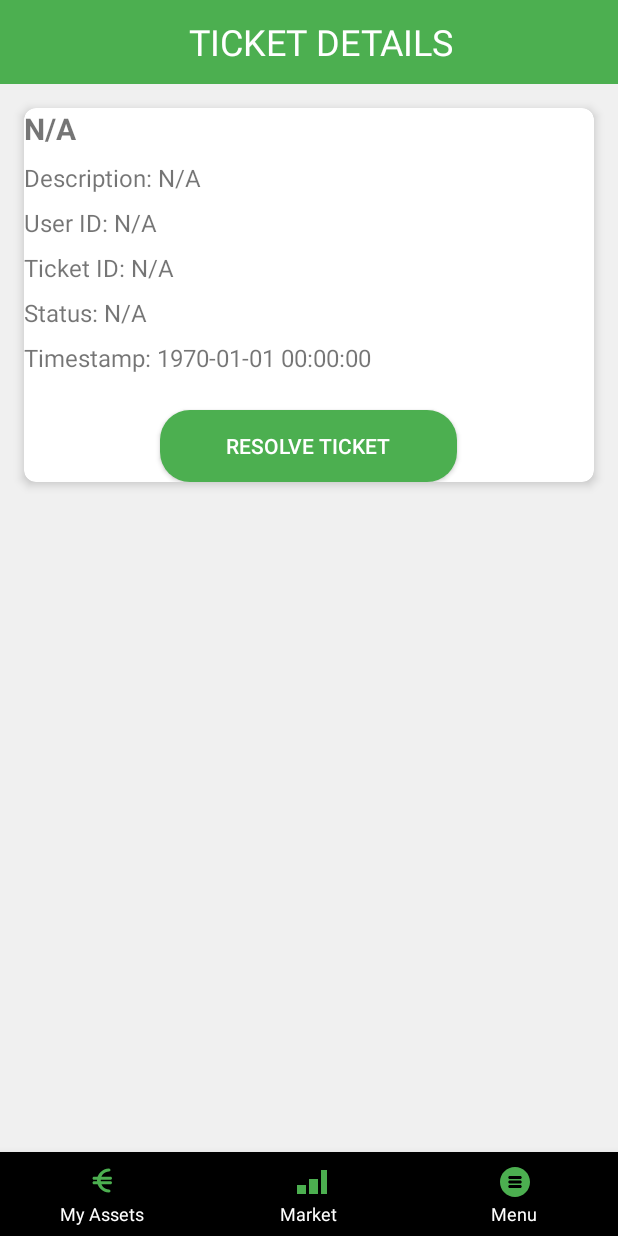
After one commit to Barnabas35/AgenticCorporateTrader, an Android app: the TicketDetailsActivity screen opened directly, with no data from a screen before it, on a phone screen of 412 x 824 dp. The commit adds this screen. Run offline under Robolectric (Android 15) with nearby library versions, the phone set to English and light mode, and no system bars.

Commit message:
Sprint 2 - Ticket and Review page
Ticket and Review detail page woking - not 100% functional yet

```diff
--- /dev/null
+++ b/frontend/android-studio-app/app/src/main/java/com/tradeagently/act_app/TicketDetailsActivity.kt
@@ -0,0 +1,46 @@
+package com.tradeagently.act_app
+
+import android.os.Bundle
+import android.widget.TextView
+import androidx.appcompat.app.AppCompatActivity
+import java.text.SimpleDateFormat
+import java.util.*
+
+class TicketDetailsActivity : AppCompatActivity() {
+
+    override fun onCreate(savedInstanceState: Bundle?) {
+        super.onCreate(savedInstanceState)
+        setContentView(R.layout.activity_ticketdetail)
+
+        // Set up bottom navigation
+        NavigationHelper.setupBottomNavigation(this, R.id.nav_dummy)
+
+        // Find TextViews in the layout
+        val subjectTextView: TextView = findViewById(R.id.subjectTextView)
+        val userIdTextView: TextView = findViewById(R.id.userIdTextView)
+        val descriptionTextView: TextView = findViewById(R.id.descriptionTextView)
+        val statusTextView: TextView = findViewById(R.id.statusTextView)
+        val ticketIdTextView: TextView = findViewById(R.id.ticketIdTextView)
+        val timestampTextView: TextView = findViewById(R.id.timestampTextView)
+
+        // Get data from intent extras
+        val issueSubject = intent.getStringExtra("issue_subject")
+        val userId = intent.getStringExtra("user_id")
+        val issueDescription = intent.getStringExtra("issue_description")
+        val issueStatus = intent.getStringExtra("issue_status")
+        val ticketId = intent.getStringExtra("ticket_id")
+        val unixTimestamp = intent.getLongExtra("unix_timestamp", 0)
+
+        // Convert timestamp to a readable date format
+        val dateFormat = SimpleDateFormat("yyyy-MM-dd HH:mm:ss", Locale.getDefault())
+        val formattedDate = dateFormat.format(Date(unixTimestamp * 1000)) // Convert seconds to milliseconds
+
+        // Set data to TextViews
+        subjectTextView.text = issueSubject ?: "N/A"
+        userIdTextView.text = "User ID: ${userId ?: "N/A"}"
+        descriptionTextView.text = "Description: ${issueDescription ?: "N/A"}"
+        statusTextView.text = "Status: ${issueStatus ?: "N/A"}"
+        ticketIdTextView.text = "Ticket ID: ${ticketId ?: "N/A"}"
+        timestampTextView.text = "Timestamp: $formattedDate"
+    }
+}
--- /dev/null
+++ b/frontend/android-studio-app/app/src/main/res/layout/activity_ticketdetail.xml
@@ -0,0 +1,137 @@
+<?xml version="1.0" encoding="utf-8"?>
+<androidx.constraintlayout.widget.ConstraintLayout
+    xmlns:android="http://schemas.android.com/apk/res/android"
+    xmlns:app="http://schemas.android.com/apk/res-auto"
+    xmlns:tools="http://schemas.android.com/tools"
+    android:id="@+id/admintoolsLayout"
+    android:layout_width="match_parent"
+    android:layout_height="match_parent"
+    android:background="@color/backgroundLight"
+    tools:context=".AdminToolsActivity">
+
+    <!-- Toolbar for Admin Tools Activity -->
+    <com.google.android.material.appbar.MaterialToolbar
+        android:id="@+id/admintoolsToolbar"
+        android:layout_width="0dp"
+        android:layout_height="wrap_content"
+        android:background="@color/activeIconColor"
+        android:minHeight="?attr/actionBarSize"
+        app:layout_constraintEnd_toEndOf="parent"
+        app:layout_constraintStart_toStartOf="parent"
+        app:layout_constraintTop_toTopOf="parent">
+
+        <TextView
+            android:id="@+id/toolbarTitle"
+            android:layout_width="match_parent"
+            android:layout_height="wrap_content"
+            android:gravity="center"
+            android:text="TICKET DETAILS"
+            android:textAlignment="center"
+            android:textColor="@color/white"
+            android:textSize="24sp" />
+    </com.google.android.material.appbar.MaterialToolbar>
+
+    <!-- CardView to hold the information in a boxed container -->
+    <androidx.cardview.widget.CardView
+        android:id="@+id/infoCardView"
+        android:layout_width="0dp"
+        android:layout_height="wrap_content"
+        android:layout_margin="16dp"
+        android:padding="16dp"
+        app:cardBackgroundColor="@color/white"
+        app:cardCornerRadius="8dp"
+        app:cardElevation="4dp"
+        app:layout_constraintTop_toBottomOf="@id/admintoolsToolbar"
+        app:layout_constraintStart_toStartOf="parent"
+        app:layout_constraintEnd_toEndOf="parent">
+
+        <LinearLayout
+            android:layout_width="match_parent"
+            android:layout_height="wrap_content"
+            android:orientation="vertical">
+
+            <!-- Subject -->
+            <TextView
+                android:id="@+id/subjectTextView"
+                android:layout_width="match_parent"
+                android:layout_height="wrap_content"
+                android:paddingBottom="8dp"
+                android:text="Subject"
+                android:textSize="20sp"
+                android:textStyle="bold" />
+
+            <!-- Description -->
+            <TextView
+                android:id="@+id/descriptionTextView"
+                android:layout_width="match_parent"
+                android:layout_height="wrap_content"
+                android:paddingBottom="8dp"
+                android:text="Description"
+                android:textSize="16sp" />
+
+            <!-- User ID -->
+            <TextView
+                android:id="@+id/userIdTextView"
+                android:layout_width="match_parent"
+                android:layout_height="wrap_content"
+                android:paddingBottom="8dp"
+                android:text="User ID"
+                android:textSize="16sp" />
+
+            <!-- Ticket ID -->
+            <TextView
+                android:id="@+id/ticketIdTextView"
+                android:layout_width="match_parent"
+                android:layout_height="wrap_content"
+                android:paddingBottom="8dp"
+                android:text="Ticket ID"
+                android:textSize="16sp" />
+
+            <!-- Status -->
+            <TextView
+                android:id="@+id/statusTextView"
+                android:layout_width="match_parent"
+                android:layout_height="wrap_content"
+                android:paddingBottom="8dp"
+                android:text="Status"
+                android:textSize="16sp" />
+
+            <!-- Timestamp -->
+            <TextView
+                android:id="@+id/timestampTextView"
+                android:layout_width="match_parent"
+                android:layout_height="wrap_content"
+                android:paddingBottom="8dp"
+                android:text="Timestamp"
+                android:textSize="16sp" />
+
+            <!-- Save Button -->
+            <Button
+                android:id="@+id/saveButton"
+                android:layout_width="198dp"
+                android:layout_height="wrap_content"
+                android:layout_marginTop="16dp"
+                android:backgroundTint="@color/activeIconColor"
+                android:text="RESOLVE TICKET"
+                android:textColor="@color/white"
+                android:layout_gravity="center"
+                android:background="@drawable/btn_bg"/>
+
+        </LinearLayout>
+    </androidx.cardview.widget.CardView>
+
+    <!-- Bottom Navigation for Admin Tools Activity -->
+    <com.google.android.material.bottomnavigation.BottomNavigationView
+        android:id="@+id/bottom_navigation"
+        android:layout_width="match_parent"
+        android:layout_height="wrap_content"
+        app:itemIconSize="24dp"
+        app:itemIconTint="@color/activeIconColor"
+        app:itemRippleColor="@color/activeIconColor"
+        app:itemTextColor="@color/white"
+        app:menu="@menu/bottom_nav_menu"
+        app:layout_constraintBottom_toBottomOf="parent"
+        app:layout_constraintEnd_toEndOf="parent"
+        app:layout_constraintStart_toStartOf="parent" />
+
+</androidx.constraintlayout.widget.ConstraintLayout>
```
Also changed, not shown: frontend/android-studio-app/app/src/main/AndroidManifest.xml (+12 -0 lines), frontend/android-studio-app/app/src/main/java/com/tradeagently/act_app/AdminToolsActivity.kt (+29 -3 lines), frontend/android-studio-app/app/src/main/java/com/tradeagently/act_app/AdminToolsAdapter.kt (+24 -3 lines), frontend/android-studio-app/app/src/main/java/com/tradeagently/act_app/ReviewDetailActivity.kt (added, +27 -0 lines), frontend/android-studio-app/app/src/main/res/layout/activity_admin_tools.xml (+11 -6 lines), frontend/android-studio-app/app/src/main/res/layout/activity_reviewdetail.xml (added, +73 -0 lines).
